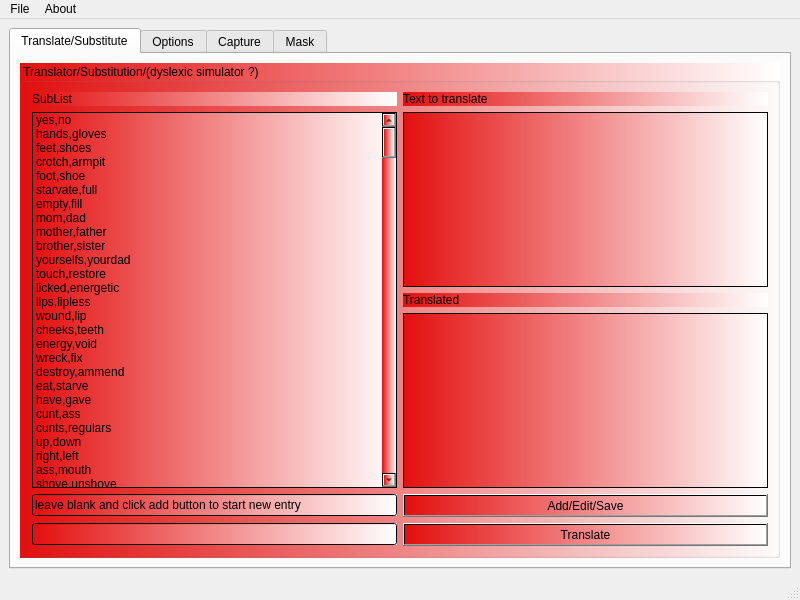
Above: mainwindow.ui from netpipe/RightHand before the change. Below: the same form after it.
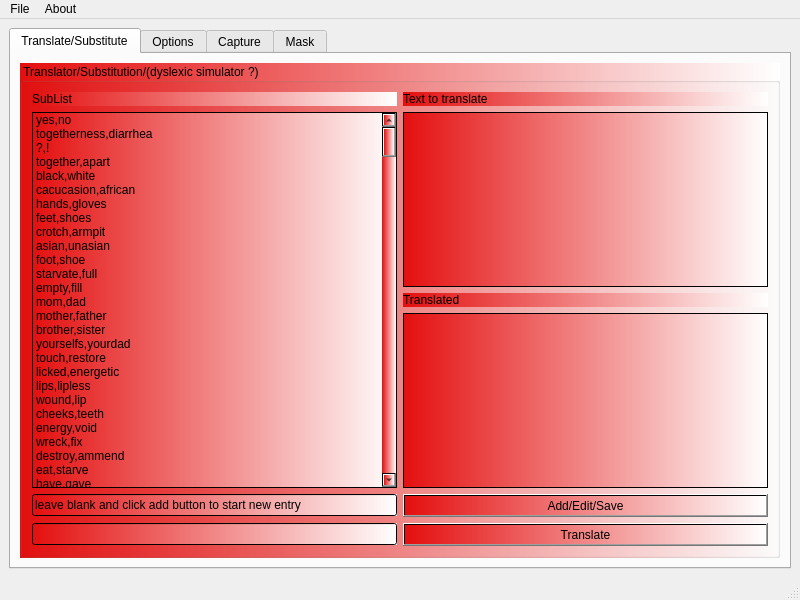
That is the form after the change.

```diff
--- a/mainwindow.ui
+++ b/mainwindow.ui
@@ -98,6 +98,31 @@
                <string>yes,no</string>
               </property>
              </item>
+             <item>
+              <property name="text">
+               <string>togetherness,diarrhea</string>
+              </property>
+             </item>
+             <item>
+              <property name="text">
+               <string>?,!</string>
+              </property>
+             </item>
+             <item>
+              <property name="text">
+               <string>together,apart</string>
+              </property>
+             </item>
+             <item>
+              <property name="text">
+               <string>black,white</string>
+              </property>
+             </item>
+             <item>
+              <property name="text">
+               <string>cacucasion,african</string>
+              </property>
+             </item>
              <item>
               <property name="text">
                <string>hands,gloves</string>
@@ -113,6 +138,11 @@
                <string>crotch,armpit</string>
               </property>
              </item>
+             <item>
+              <property name="text">
+               <string>asian,unasian</string>
+              </property>
+             </item>
              <item>
               <property name="text">
                <string>foot,shoe</string>
```
